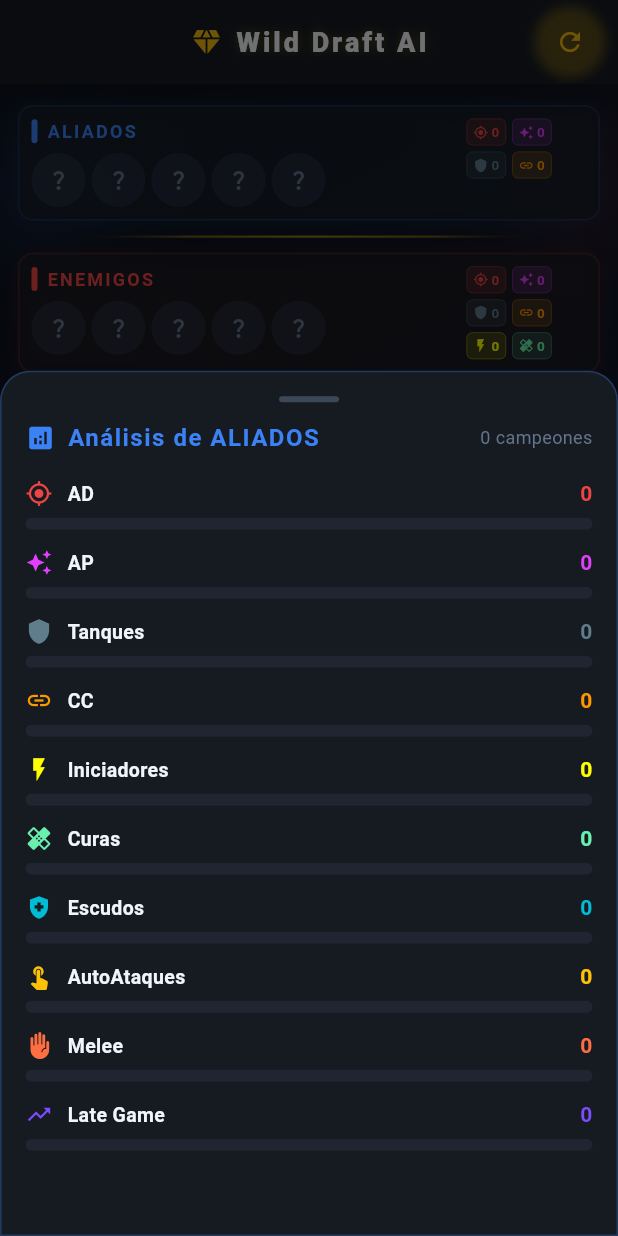
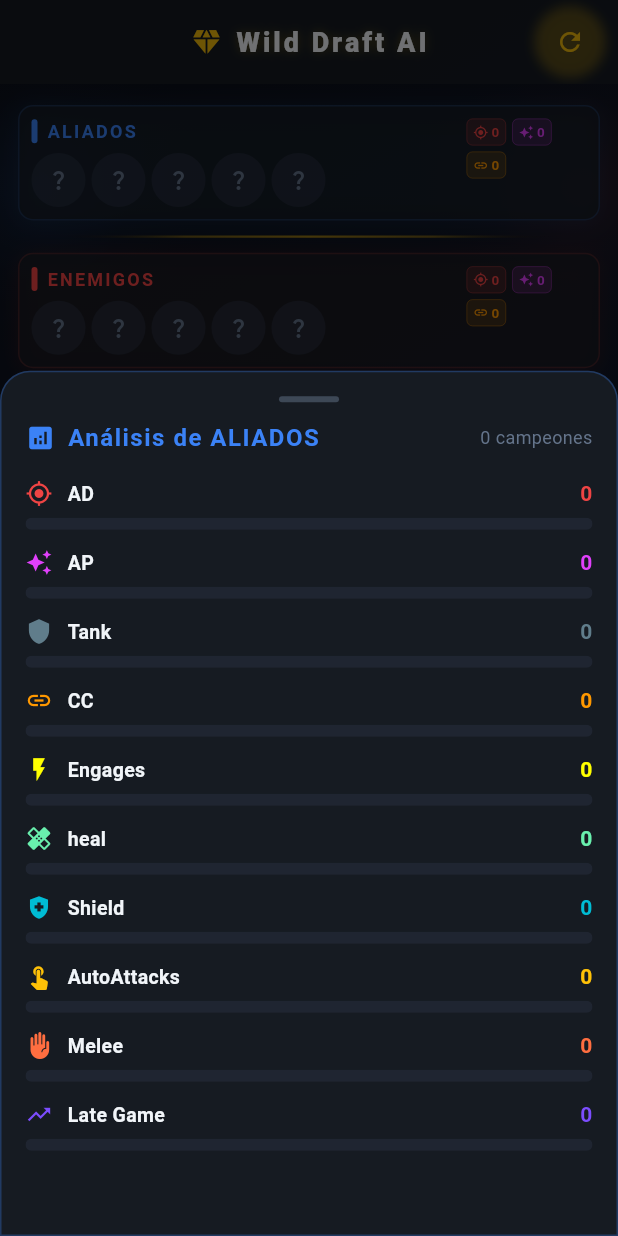
Before and after one commit to BraianSM/wild-draft-ai, a Flutter app: the screen it shows after launch, after a tap on an icon or button, on a phone screen of 412 x 824 dp. Run offline on Flutter 3.47's test engine with Material 3 defaults, Android fonts, the light colour scheme and no system bars; network calls fail.

Commit message:
guardar antes de romper

```diff
--- a/lib/data/champions_data.dart
+++ b/lib/data/champions_data.dart
@@ -32,6 +32,7 @@
           'pickoff',
           'high_mobility',
           'backline_access',
+          'burst',
         ],
       ),
       Champion(
@@ -45,6 +46,7 @@
           'high_mobility',
           'backline_access',
           'pickoff',
+          'burst',
         ],
       ),
       Champion(
@@ -119,6 +121,7 @@
           'teamfight',
           'pickoff',
           'anti_mobility',
+          'burst',
         ],
       ),
       Champion(
@@ -157,7 +160,8 @@
         isMidGame: true,
         hasDash: true,
         ),
-        Champion(
+
+      Champion(
           name: 'Bardo',
           roles: ['SUPP'],
           imageUrl: 'https://ddragon.leagueoflegends.com/cdn/14.10.1/img/champion/Bard.png',
@@ -244,6 +248,7 @@
           'dive',
           'high_mobility',
           'backline_access',
+          'burst',
         ],
       ),
       Champion(
@@ -281,6 +286,7 @@
         hasDash: true,
         strategicTags: const [
           'teamfight',
+          'burst',
         ],
       ),
       Champion(
@@ -335,6 +341,7 @@
         strategicTags: const [
           'pickoff',
           'backline_access',
+          'burst',
         ],
       ),
       Champion(
@@ -362,6 +369,7 @@
         strategicTags: const [
           'anti_tank',
           'splitpush',
+          'burst',
         ],
       ),
       Champion(
@@ -375,6 +383,7 @@
         hasDash: true,
         strategicTags: const [
           'backline_access',
+          'burst',
         ],
       ),
       Champion(
@@ -480,6 +489,7 @@
 
         ],
       ),
+
       Champion(
         name: 'Hecarim',
         roles: ['JG'],
@@ -491,8 +501,9 @@
         strategicTags: const [
           'teamfight',
           ],
-          ),
-          Champion(
+        ),
+
+        Champion(
             name: 'Heimerdinger',
             roles: ['MID', 'TOP'],
             imageUrl: 'https://ddragon.leagueoflegends.com/cdn/14.10.1/img/champion/Heimerdinger.png',
@@ -596,11 +607,12 @@
         isMidGame: true,
         hasDash: true,
         strategicTags: const [
-          'anti_healing',
+          'anti_heal',
           'teamfight',
           'pickoff',
           'high_mobility',
           'backline_access',
+          'burst',
         ],
         ),
       Champion(
@@ -716,6 +728,7 @@
           'pickoff',
           'backline_access',
           'high_mobility',
+          'burst',
         ],
         ),
         Champion(
@@ -764,6 +777,7 @@
           'strong_early',
           'backline_access',
           'pickoff',
+          'burst',
         ],
       ),
       Champion(
@@ -843,6 +857,7 @@
         scalesLateGame: true,
         strategicTags: const [
           'poke',
+          'burst',
         ],
         ),
       Champion(
@@ -873,6 +888,10 @@
         hasCC: true,
         hasHealing: true,
         isMidGame: true,
+        strategicTags: const [
+          'frontline',
+          'teamfight',
+        ],
       ),
       Champion(
         name: 'Master Yi',
@@ -902,7 +921,7 @@
         usesAutoAttacks: true,
         isEarlyGame: true,
         strategicTags: const [
-          'anti_healing',
+          'anti_heal',
           'teamfight'
         ],
       ),
@@ -1035,6 +1054,10 @@
           hasCC: true,
           hasEngage: true,
           scalesLateGame: true,
+          strategicTags: const [
+            'poke',
+            'teamfight',
+          ],
           ),
       Champion(
         name: 'Nunu y Willump',
@@ -1062,7 +1085,6 @@
         hasHealing: true,
         strategicTags: const [
           'anti_cc'
-          'fighter'
           'strong_early',
         ],
       ),
@@ -1103,6 +1125,7 @@
         isEarlyGame: true,
         strategicTags: const [
           'strong_early',
+          'burst',
         ],
       ),
       Champion(
@@ -1119,6 +1142,7 @@
           'strong_early',
           'high_mobility',
           'pickoff',
+          'burst',
           ],
       ),
       Champion(
@@ -1198,6 +1222,7 @@
         strategicTags: const [
           'strong_early',
           'backline_access',
+          'burst',
           ],
       ),
       Champion(
@@ -1213,6 +1238,7 @@
         strategicTags: const [
           'pickoff',
           'backline_access',
+          'burst',
         ],
       ),
       Champion(
@@ -1230,6 +1256,7 @@
           'strong_early',
           'backline_access',
           'high_mobility',
+          'burst',
         ],
       ),
       Champion(
@@ -1243,7 +1270,7 @@
         hasShield: true,
         isMidGame: true,
         strategicTags: const [
-          'anti_dash',
+          'anti_mobility',
           'anti_pickoff',
           'teamfight',
           'anti_engage',
@@ -1434,6 +1461,9 @@
         hasEngage: true,
         hasHealing: true,
         scalesLateGame: true,
+        strategicTags: const [
+          'frontline',
+        ],
         ),
       Champion(
         name: 'Syndra',
@@ -1446,6 +1476,7 @@
         strategicTags: const [
           'pickoff',
           'teamfight',
+          'burst',
         ],
         ),
       Champion(
@@ -1456,6 +1487,9 @@
         hasCC: true,
         hasEngage: true,
         isMidGame: true,
+        strategicTags: const [
+          'anti_mobility',
+        ],
       ),
       Champion(
         name: 'Talon',
@@ -1469,6 +1503,7 @@
         strategicTags: const [
           'pickoff',
           'strong_early',
+          'burst',
         ],
         ),
       Champion(
@@ -1563,8 +1598,8 @@
         hasCC: true,
         isMidGame: true,
         strategicTags: const [
-          'anti_healing'
-          'poke'
+          'anti_heal',
+          'poke',
         ],
         ),
       Champion(
@@ -1578,7 +1613,6 @@
         hasDash: true,
         strategicTags: const [
           'anti_tank',
-          'late_game',
           'backline_access',
         ],
         ),
@@ -1592,6 +1626,7 @@
         hasEngage: true,
         strategicTags: const [
           'anti_engage'
+          'burst',
         ]
         ),
       Champion(
@@ -1618,7 +1653,6 @@
         strategicTags: const [
           'anti_mobility'
           'anti_dash',
-          'engage',
           'teamfight',
           'pickoff',
         ],
@@ -1639,6 +1673,7 @@
           'safe_pick',
           'dive',
           'frontline',
+          'burst',
         ],
       ),
       Champion(
@@ -1783,6 +1818,7 @@
           'pickoff',
           'backline_access'
           'high_mobility',
+          'burst',
         ],
       ),
       Champion(
@@ -1812,6 +1848,7 @@
           'pickoff',
           'strong_early',
           'backline_access',
+          'burst',
         ],
       ),
       Champion(
--- a/lib/screens/home_screen.dart
+++ b/lib/screens/home_screen.dart
@@ -702,6 +702,7 @@
     );
   }
 
+
   /// Filtro rápido por rol (botones pequeños arriba de la lista de campeones)
   Widget _buildRoleQuickFilter() {
     return Padding(
--- a/lib/services/composition_service.dart
+++ b/lib/services/composition_service.dart
@@ -4,7 +4,6 @@
 import 'package:flutter/material.dart';
 import '../models/champion.dart';
 import '../theme/app_colors.dart';
-
 
 /// Definición de un atributo de composición
 class AttributeDef {
@@ -109,8 +108,8 @@
       predicate: _isAP,
     ),
     AttributeDef(
-      key: 'Tanques',
-      label: 'Tanques',
+      key: 'Tank',
+      label: 'Tank',
       icon: Icons.shield,
       color: Colors.blueGrey,
       predicate: _isTank,
@@ -123,29 +122,29 @@
       predicate: _hasCC,
     ),
     AttributeDef(
-      key: 'Iniciadores',
-      label: 'Iniciadores',
+      key: 'Engages',
+      label: 'Engages',
       icon: Icons.flash_on,
       color: Colors.yellowAccent,
       predicate: _hasEngage,
     ),
     AttributeDef(
-      key: 'Curas',
-      label: 'Curas',
+      key: 'heal',
+      label: 'heal',
       icon: Icons.healing,
       color: Colors.greenAccent,
       predicate: _hasHealing,
     ),
     AttributeDef(
-      key: 'Escudos',
-      label: 'Escudos',
+      key: 'Shield',
+      label: 'Shield',
       icon: Icons.health_and_safety,
       color: Colors.cyan,
       predicate: _hasShield,
     ),
     AttributeDef(
-      key: 'AutoAtaques',
-      label: 'AutoAtaques',
+      key: 'AutoAttacks',
+      label: 'AutoAttacks',
       icon: Icons.touch_app,
       color: Colors.amber,
       predicate: _usesAutoAttacks,
@@ -282,14 +281,14 @@
     final counts = analyze(enemies);
     final teamSize = enemies.length;
     final insights = <StrategicInsight>[];
-    final frontlineCount = enemies.where((c) => championHasTag(c, 'frontline')).length;
+    final frontline = enemies.where((c) => championHasTag(c, 'frontline')).length;
     final pokeCount = enemies.where((c) => championHasTag(c, 'poke')).length;
     final diveCount = enemies.where((c) => championHasTag(c, 'dive')).length;
     final pickoffCount = enemies.where((c) => championHasTag(c, 'pickoff')).length;
     final teamfightCount = enemies.where((c) => championHasTag(c, 'teamfight')).length;
 
     // Frontline
-    if (frontlineCount >= 2) {
+    if (frontline >= 2) {
   insights.add(const StrategicInsight(
     type: 'heavy_frontline',
     description: 'El enemigo posee una línea frontal muy sólida.',
@@ -319,7 +318,7 @@
     }
 
     // Muchos tanques
-    if ((counts['Tanques'] ?? 0) >= 2) {
+    if ((counts['Tank'] ?? 0) >= 2) {
       insights.add(const StrategicInsight(
         type: 'tanky',
         description: 'El enemigo tiene varios campeones resistentes.',
@@ -349,7 +348,7 @@
     }
 
     // Dependencia de autoataques
-    if ((counts['AutoAtaques'] ?? 0) >= 3) {
+    if ((counts['AutoAttacks'] ?? 0) >= 3) {
       insights.add(const StrategicInsight(
         type: 'autoattack_reliant',
         description: 'Los ataques básicos son una fuente principal de daño enemigo.',
@@ -359,7 +358,7 @@
     }
 
     // Mucha curación
-    if ((counts['Curas'] ?? 0) >= 2) {
+    if ((counts['Heal'] ?? 0) >= 2) {
       insights.add(const StrategicInsight(
         type: 'healing',
         description: 'El enemigo cuenta con curación significativa.',
@@ -369,7 +368,7 @@
     }
 
     // Muchos escudos
-    if ((counts['Escudos'] ?? 0) >= 2) {
+    if ((counts['Shield'] ?? 0) >= 2) {
       insights.add(const StrategicInsight(
         type: 'shielding',
         description: 'El enemigo tiene múltiples escudos para protegerse.',
@@ -399,7 +398,7 @@
     }
 
     // Mucho engage
-    if ((counts['Iniciadores'] ?? 0) >= 3) {
+    if ((counts['Engage'] ?? 0) >= 3) {
       insights.add(const StrategicInsight(
         type: 'engage',
         description: 'El enemigo tiene mucho engage e iniciación.',
@@ -433,7 +432,7 @@
     }
 
     // Composicion de Frontline
-    if (frontlineCount == 0 && teamSize >= 4) {
+    if (frontline == 0 && teamSize >= 4) {
     insights.add(const StrategicInsight(
     type: 'no_frontline',
     description: 'El enemigo carece de una línea frontal sólida.',
@@ -442,7 +441,7 @@
   ));
 }
     // Frontline débil
-    if (frontlineCount == 1 && teamSize >= 4) {
+    if (frontline == 1 && teamSize >= 4) {
     insights.add(const StrategicInsight(
     type: 'weak_frontline',
     description: 'El enemigo tiene una línea frontal limitada.',
@@ -509,6 +508,7 @@
          break;
         case 'dive':
          if (championHasTag(champion, 'anti_dive')) score += 15;
+         if (championHasTag(champion, 'peel')) score += 10;
          break;
          case 'pickoff':
           if (championHasTag(champion, 'anti_pickoff')) score += 15;
@@ -520,6 +520,7 @@
           if (championHasTag(champion, 'splitpush')) score += 15;
           if (championHasTag(champion, 'pickoff')) score += 10;
           if (championHasTag(champion, 'backline_access')) score += 10;
+          if (championHasTag(champion, 'peel')) score += 5;
          break;
         case 'heavy_ap':
           if (championHasTag(champion, 'anti_ap')) score += 10;
@@ -541,7 +542,7 @@
           if (champion.hasShield) score += 2;
           break;
         case 'high_mobility':
-          if (championHasTag(champion, 'anti_dash')) score += 20;
+          if (championHasTag(champion, 'anti_mobility')) score += 20;
           if (champion.hasCC) score += 5;
           break;
         case 'autoattack_reliant':
@@ -561,29 +562,68 @@
           if (champion.hasEngage) score += 3;
           break;
         case 'early_game':
-          if (championHasTag(champion, 'scaling')) score += 10;
-          if (champion.scalesLateGame) score += 3;
+          if (champion.scalesLateGame) score += 10;
+          if (championHasTag(champion, 'safe_pick')) score += 5;
           break;
         case 'late_game':
-          if (championHasTag(champion, 'strong_early')) score += 3;
-          if (champion.isEarlyGame) score += 3;
+          if (championHasTag(champion, 'strong_early')) score += 5;
+          if (champion.isEarlyGame) score += 10;
           break;
         case 'engage':
           if (championHasTag(champion, 'anti_engage')) score += 10;
+          if (championHasTag(champion, 'peel')) score += 10;
           if (championHasTag(champion, 'frontline')) score += 5;
-          if (champion.hasShield) score += 2;
-          if (champion.isTank) score += 2;
           break;
         case 'mixed_damage':
-          if (championHasTag(champion, 'frontline')) score += 5;
-          if (champion.isTank) score += 3;
-          if (champion.hasShield) score += 2;
+          if (championHasTag(champion, 'pickoff')) score += 7;
+          if (championHasTag(champion, 'dive')) score += 6;
+          if (championHasTag(champion, 'splitpush')) score += 6;
+          if (champion.hasEngage) score += 8;
           break;
       }
 
-      // Aplicar bonus de safe_pick una sola vez
       if (!safePickBonusApplied && hasSafePick) {
-        if (insight.type == 'heavy_cc' || insight.type == 'high_mobility' || insight.type == 'engage') {
+  int safePickScore = 0;
+
+  // Base de seguridad del campeón
+  if (champion.scalesLateGame) {
+    safePickScore += 2;
+  }
+
+  if (championHasTag(champion, 'peel')) {
+    safePickScore += 2;
+  }
+
+  if (championHasTag(champion, 'waveclear')) {
+    safePickScore += 1;
+  }
+
+  if (championHasTag(champion, 'anti_engage')) {
+    safePickScore += 2;
+  }
+
+  if (championHasTag(champion, 'anti_dive')) {
+    safePickScore += 2;
+  }
+
+  // Ajuste contextual (enemigo)
+  if (insight.type == 'engage' &&
+      championHasTag(champion, 'anti_engage')) {
+    safePickScore += 2;
+  }
+
+  if (insight.type == 'dive' &&
+      championHasTag(champion, 'anti_dive')) {
+    safePickScore += 2;
+  }
+
+  if (insight.type == 'poke' &&
+      championHasTag(champion, 'waveclear')) {
+    safePickScore += 1;
+  }
+
+  // Aplicación final del bonus
+  if (safePickScore >= 4) {
     score += 3;
     safePickBonusApplied = true;
    }
@@ -591,6 +631,7 @@
  }
 
    return score;
+
 }
 
   /// FASE 3: Obtiene los mejores campeones para el rol contra la composición enemiga
```
Lines whose indentation alone changed are shown as unchanged.
